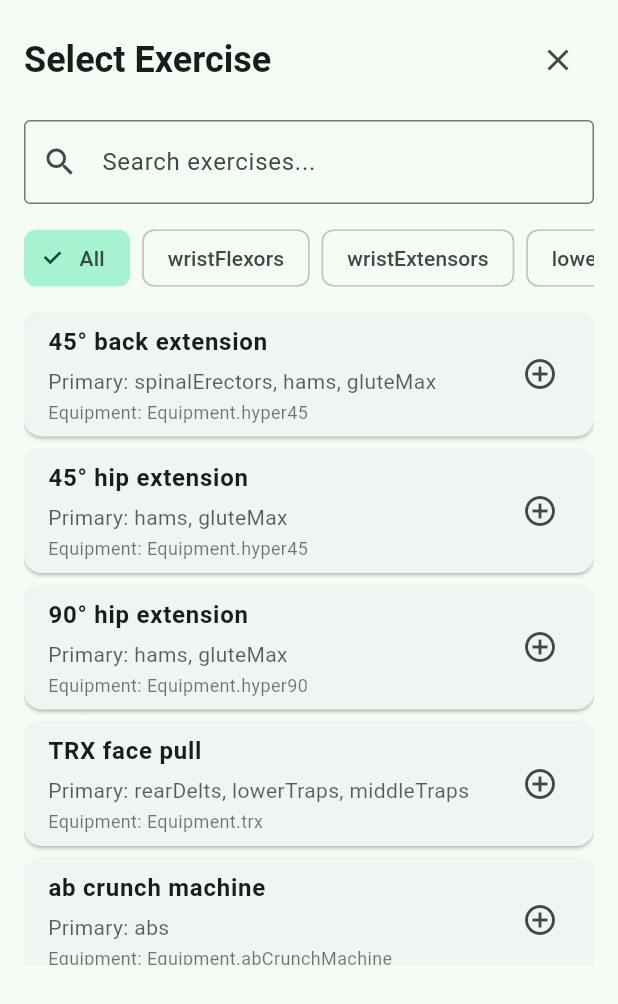
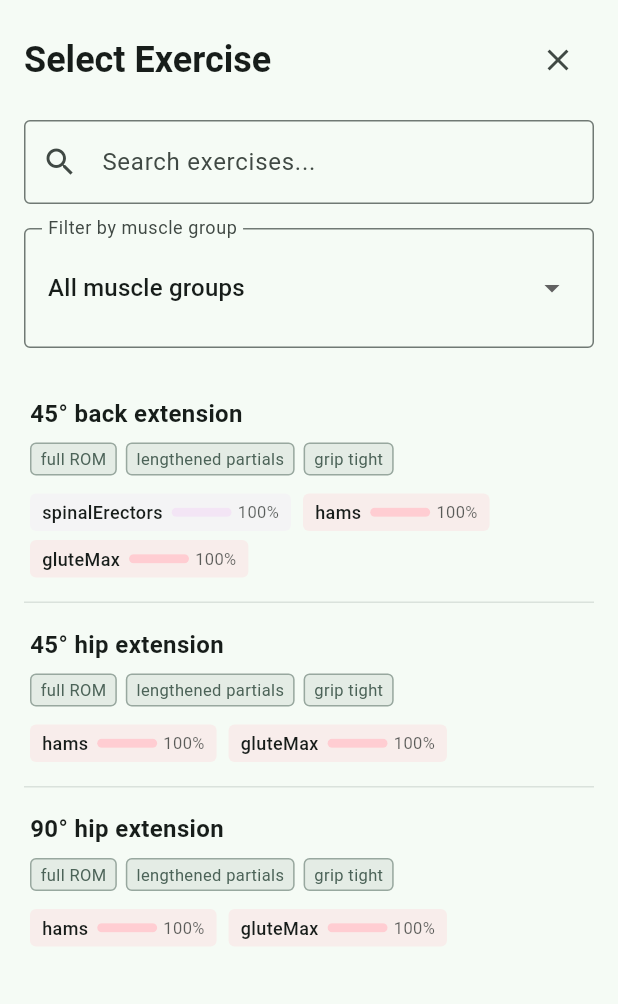
Before and after one commit to Dieterbe/body.build, a Flutter app: the ExercisePickerSheet widget shown alone on an empty page, opened directly with empty values, on a phone screen of 412 x 824 dp. Shown: the top 1004 px of the screen. Run offline on Flutter 3.47's test engine with Material 3 defaults, Android fonts, the phone set to English and light mode, and no system bars; our stand-ins replace drift, drift_flutter, flutter_markdown, flutter_riverpod, flutter_svg, freezed_annotation and 3 more; missing offline and left inert: iconify_flutter, ml_linalg, posthog_flutter; accounts and stored records are empty; generated files the repository leaves out were written again; network calls fail; project files that could hold a hidden picture were left out.

Commit message:
new "log set" exercise picker; program group long and short display name

```diff
--- a/bin/analyze_recruitment.dart
+++ b/bin/analyze_recruitment.dart
@@ -19,7 +19,7 @@ void main() {
         // If recruitment has volume > 0 and merged non-zero values
         if (result.volume > 0 && result.multiplied) {
           print('Exercise: ${exercise.id}');
-          print('Program Group: ${group.displayName}');
+          print('Program Group: ${group.displayNameShort}');
           print('Modifiers: ${_formatModifierOptions(modifierOptions)}');
           print('Recruitment: ${result.volume}');
           if (result.modality != null) {
--- a/lib/data/programmer/groups.dart
+++ b/lib/data/programmer/groups.dart
@@ -49,49 +49,55 @@ class Assign {
 }
 
 enum ProgramGroup {
-  wristFlexors("Wrist Flexors", [MuscleId.wristFlexors], [], 'forearm'),
-  wristExtensors('Wrist Extensors', [MuscleId.wristExtensors], [], 'forearm'),
+  wristFlexors("Wrist Flexors", "Wrist Flexors", [MuscleId.wristFlexors], [], 'forearm'),
+  wristExtensors('Wrist Extensors', 'Wrist Extensors', [MuscleId.wristExtensors], [], 'forearm'),
   lowerPecs(
     'Lower Pecs',
+    'Lower Pectoral',
     [MuscleId.pectoralisMajorSternalHead],
     ['transverse adduction OR flexion', 'shoulder extension'],
     'pecs',
   ),
   upperPecs(
     'Upper Pecs',
+    'Upper Pectoral',
     [MuscleId.pectoralisMajorClavicularHead],
     ['transverse adduction OR flexion', 'shoulder flexion'],
     'pecs',
   ),
   /*
       ### Delts
-* front head: rarely ever needs isolation work, as it is stimulated by all horizontal and vertical presses, so it’s more likely to be overworked than understimulated.
+* front head: rarely ever needs isolation work, as it is stimulated by all horizontal and vertical presses, so it's more likely to be overworked than understimulated.
 * lateral head: needs a lateral raise or overhead press variant to emphasize shoulder abduction rather than flexion. wide grip, even better arguably, dumbbells activate the lateral delts more effectively than a barbell for most people (in menno's experience, i believe). Standing also activates the sides of the shoulders better than sitting, as with sitting you often end up with a high-incline press. Plus, the bench restricts your natural scapular movement.
-* posterior head is effectively trained with most pulling movements, but many of these don’t achieve full ROM, so an added reverse fly or high row variant is advisable
+* posterior head is effectively trained with most pulling movements, but many of these don't achieve full ROM, so an added reverse fly or high row variant is advisable
 */
-  frontDelts('Front Delts', [MuscleId.deltoidsAnteriorHead], [], 'delts'),
-  sideDelts('Side Delts', [MuscleId.deltoidsLateralHead], [], 'delts'),
-  rearDelts('Rear Delts', [MuscleId.deltoidsPosteriorHead], [], 'delts'),
+  frontDelts('Front Delts', 'Front Deltoids', [MuscleId.deltoidsAnteriorHead], [], 'delts'),
+  sideDelts('Side Delts', 'Side Deltoids', [MuscleId.deltoidsLateralHead], [], 'delts'),
+  rearDelts('Rear Delts', 'Rear Deltoids', [MuscleId.deltoidsPosteriorHead], [], 'delts'),
   lowerTraps(
     'Lower Traps',
+    'Lower Trapezius',
     [MuscleId.lowerTraps],
     ['middle and lower heads often get worked well with vertical pulls already'],
     'traps',
   ),
   middleTraps(
     'Middle Traps',
+    'Middle Trapezius',
     [MuscleId.middleTraps],
     ['middle and lower heads often get worked well with vertical pulls already'],
     'traps',
   ),
   upperTraps(
     'Upper Traps',
+    'Upper Trapezius',
     [MuscleId.upperTrapsLowerFibers, MuscleId.upperTrapsUpperFibers],
     ['deadlift, overhead press', 'for max growth, add a wide or overhead shrug'],
     'traps',
   ),
   lats(
     'Lats',
+    'Latissimus Dorsi',
     [MuscleId.latissimusDorsi],
     [
       'for non-novice trainees, >=2 different angle pulling exercises: shoulder extension & shoulder adduction',
@@ -99,6 +105,7 @@ enum ProgramGroup {
     'lats',
   ),
   biceps(
+    'Biceps',
     'Biceps',
     [
       MuscleId.bicepsBrachiiShortHead,
@@ -111,12 +118,20 @@ enum ProgramGroup {
   ), // as long as you do elbow flexion anyway, i think we can include all these
   tricepsMedLatH(
     'Triceps Med/Lat H.',
+    'Triceps Medial/Lateral Head',
     [MuscleId.tricepsBrachiiMedialHead, MuscleId.tricepsBrachiiLateralHead],
     ['presses'],
     'tris',
   ),
-  tricepsLongHead('Triceps Long H.', [MuscleId.tricepsBrachiiLongHead], ['any isolation'], 'tris'),
+  tricepsLongHead(
+    'Triceps Long H.',
+    'Triceps Long Head',
+    [MuscleId.tricepsBrachiiLongHead],
+    ['any isolation'],
+    'tris',
+  ),
   abs(
+    'Abs',
     'Abs',
     [MuscleId.rectusAbdominis, MuscleId.externalObliques],
     ['depends on goals (e.g. typically not for physique athletes)'],
@@ -124,6 +139,7 @@ enum ProgramGroup {
   ),
 
   spinalErectors(
+    'Spinal Erectors',
     'Spinal Erectors',
     [MuscleId.spinalis, MuscleId.longissimus, MuscleId.iliocostalis],
     [
@@ -134,38 +150,53 @@ enum ProgramGroup {
   ),
   quadsVasti(
     'Quads Vasti',
+    'Quads Vasti',
     [MuscleId.vastusIntermedius, MuscleId.vastusLateralis, MuscleId.vastusMedialis],
     ['squat', 'leg extension isolation: for full load across whole ROM'],
     'quads',
   ),
-  quadsRF('Quads RF', [MuscleId.rectusFemoris], ['leg extension isolation'], 'quads'),
+  quadsRF(
+    'Quads RF',
+    'Quads Rectus Femoris',
+    [MuscleId.rectusFemoris],
+    ['leg extension isolation'],
+    'quads',
+  ),
 
   hams(
     'Ham Long H. & semis',
+    'Hamstring Long Head & semi heads',
     [MuscleId.bicepsFemorisLongHead, MuscleId.semimembranosus, MuscleId.semitendinosus],
     ['knee flexion', 'hip extension'],
     'hams',
   ),
-  hamsShortHead('Ham Short H.', [MuscleId.bicepsFemorisShortHead], ['knee flexion'], 'hams'),
+  hamsShortHead(
+    'Ham Short H.',
+    'Hamstring Short Head',
+    [MuscleId.bicepsFemorisShortHead],
+    ['knee flexion'],
+    'hams',
+  ),
   /*
       ### Gluteus maximus (and medius)
 needs a bent-knee and a straight-leg hip extension exercise such as hip
 thrusts and Romanian deadlifts. // Dieter note: BSQ is probably a good bent knee hip extension too!
 glute med -> anti-adduction force during squats, especially unilateral squats, may suffice. otherwise hip abduction
 */
-  gluteMax('Glute Max', [MuscleId.gluteMaximus], [], 'glutes'),
-  gluteMed('Glute Med', [MuscleId.gluteMedius], [], 'glutes'),
+  gluteMax('Glute Max', 'Glute Maximus', [MuscleId.gluteMaximus], [], 'glutes'),
+  gluteMed('Glute Med', 'Glute Medius', [MuscleId.gluteMedius], [], 'glutes'),
   /*
   ### Calves
 Menno says you need at least one straight-leg plantarflexion (calf raise) exercise in addition to one
 bent-knee plantarflexion (seated calf raise) exercise for the soleus.
-However, according to https://www.frontiersin.org/journals/physiology/articles/10.3389/fphys.2023.1272106/full a standing calf raise gives nearly the same stimulus to the soleus as the seated one does, while also stimulating the gastrocs well. While the study is only on untrained people, I (Dieter) find it a compelling argument to not program seated calf raises, in addition to standing ones, especially for a muscle that’s hidden under the gastroc. Dr. Mike also made a youtube video about this saying basically the same.
+However, according to https://www.frontiersin.org/journals/physiology/articles/10.3389/fphys.2023.1272106/full a standing calf raise gives nearly the same stimulus to the soleus as the seated one does, while also stimulating the gastrocs well. While the study is only on untrained people, I (Dieter) find it a compelling argument to not program seated calf raises, in addition to standing ones, especially for a muscle that's hidden under the gastroc. Dr. Mike also made a youtube video about this saying basically the same.
 */
-  gastroc('Gastroc', [MuscleId.gastrocnemius], [], 'calves'),
-  soleus('Soleus', [MuscleId.soleus], [], 'calves');
+  gastroc('Gastroc', 'Gastrocnemius', [MuscleId.gastrocnemius], [], 'calves'),
+  soleus('Soleus', 'Soleus', [MuscleId.soleus], [], 'calves');
 
   final List<MuscleId> muscles;
-  final String displayName;
+  final String displayNameShort;
+  final String displayNameLong;
   // recommended modalities:
   // work in progress feature. idea is to show to which extent a program covers all modalities well
   // however, not sure if this is the right approach, instead of hardcoding this information,
@@ -177,5 +208,11 @@ However, according to https://www.frontiersin.org/journals/physiology/articles/1
   // if 'forearm' appears, and also other muscle groups, you can just ignore the forearm, because it's usually just a small isometric load that nobody really counts as part of a larger compound
   //TODO: actually look at the volume assignment and see if it's isometric
   final String isolationKey;
-  const ProgramGroup(this.displayName, this.muscles, this.recModalities, this.isolationKey);
+  const ProgramGroup(
+    this.displayNameShort,
+    this.displayNameLong,
+    this.muscles,
+    this.recModalities,
+    this.isolationKey,
+  );
 }
--- a/lib/ui/exercises/widget/exercise_requitment_bar.dart
+++ b/lib/ui/exercises/widget/exercise_requitment_bar.dart
@@ -37,7 +37,7 @@ class MuscleRecruitmentBar extends StatelessWidget {
                 borderRadius: BorderRadius.circular(1),
               ),
               child: Tooltip(
-                message: '${group.displayName}: ${(volume * 100).toStringAsFixed(0)}%',
+                message: '${group.displayNameShort}: ${(volume * 100).toStringAsFixed(0)}%',
                 child: Container(),
               ),
             ),
--- a/lib/ui/exercises/widget/filter_mobile.dart
+++ b/lib/ui/exercises/widget/filter_mobile.dart
@@ -59,7 +59,7 @@ class FilterMobile extends ConsumerWidget {
                         const SizedBox(width: 4),
                         Expanded(
                           child: Text(
-                            filterState.selectedMuscleGroup?.displayName ?? 'All muscles',
+                            filterState.selectedMuscleGroup?.displayNameShort ?? 'All muscles',
                             style: const TextStyle(fontSize: 12),
                             overflow: TextOverflow.ellipsis,
                           ),
@@ -131,7 +131,7 @@ class FilterMobile extends ConsumerWidget {
                 filterNotifier.setMuscleGroup(group);
                 Navigator.pop(context);
               },
-              child: Text(group.displayName),
+              child: Text(group.displayNameLong),
             ),
           ),
         ],
--- a/lib/ui/exercises/widget/filter_panel.dart
+++ b/lib/ui/exercises/widget/filter_panel.dart
@@ -66,7 +66,7 @@ class FilterPanel extends ConsumerWidget {
                   child: Text('All muscle groups'),
                 ),
                 ...ProgramGroup.values.map(
-                  (group) => DropdownMenuItem(value: group, child: Text(group.displayName)),
+                  (group) => DropdownMenuItem(value: group, child: Text(group.displayNameShort)),
                 ),
               ],
               onChanged: filterNotifier.setMuscleGroup,
--- a/lib/ui/programmer/page/programmer_setup_params.dart
+++ b/lib/ui/programmer/page/programmer_setup_params.dart
@@ -126,7 +126,7 @@ class ProgrammerSetupParams extends ConsumerWidget {
                                 .map(
                                   (group) => DropdownMenuItem(
                                     value: group,
-                                    child: Text(group.displayName, style: ts100(context)),
+                                    child: Text(group.displayNameShort, style: ts100(context)),
                                   ),
                                 )
                                 .toList(),
@@ -149,7 +149,7 @@ class ProgrammerSetupParams extends ConsumerWidget {
                               children: [
                                 Expanded(
                                   child: KVRow(
-                                    titleTextMedium(override.group.displayName, context),
+                                    titleTextMedium(override.group.displayNameShort, context),
                                     v: TextFormField(
                                       initialValue: override.sets.toString(),
                                       keyboardType: TextInputType.number,
--- a/lib/ui/programmer/widget/builder_workout_sets_header.dart
+++ b/lib/ui/programmer/widget/builder_workout_sets_header.dart
@@ -180,12 +180,12 @@ class BuilderWorkoutSetsHeader extends StatelessWidget {
       crossAxisAlignment: CrossAxisAlignment.start,
       children: [
         Text(
-          'Add set for: ${g.displayName}',
+          'Add set for: ${g.displayNameShort}',
           style: Theme.of(context).textTheme.titleLarge?.copyWith(fontWeight: FontWeight.w600),
         ),
         const SizedBox(height: 8),
         Text(
-          'Exercises matching your equipment filter are shown in order of recruitment of the ${g.displayName}.',
+          'Exercises matching your equipment filter are shown in order of recruitment of the ${g.displayNameShort}.',
           style: Theme.of(context).textTheme.bodyMedium?.copyWith(
             color: Theme.of(context).colorScheme.onSurface.withValues(alpha: 0.7),
           ),
--- a/lib/ui/programmer/widget/exercise_recruitment_visualization.dart
+++ b/lib/ui/programmer/widget/exercise_recruitment_visualization.dart
@@ -138,7 +138,7 @@ class ExerciseRecruitmentVisualization extends StatelessWidget {
                     ),
                     const SizedBox(width: 6),
                     Text(
-                      group.displayName,
+                      group.displayNameShort,
                       style: TextStyle(
                         fontSize: 12,
                         fontWeight: FontWeight.w500,
--- a/lib/ui/programmer/widget/headers.dart
+++ b/lib/ui/programmer/widget/headers.dart
@@ -45,7 +45,7 @@ Widget headers() {
                     color: bgColorForProgramGroup(e),
                     child: Padding(
                       padding: const EdgeInsets.all(2),
-                      child: Stack(children: [HeaderLabel(e.displayName), dummy]),
+                      child: Stack(children: [HeaderLabel(e.displayNameShort), dummy]),
                     ),
                   ),
                 ),
--- a/lib/ui/programmer/widget/program_breakdown.dart
+++ b/lib/ui/programmer/widget/program_breakdown.dart
@@ -69,7 +69,7 @@ class ProgramBreakdown extends StatelessWidget {
                   crossAxisAlignment: CrossAxisAlignment.start,
                   children: [
                     Text(
-                      group.displayName,
+                      group.displayNameShort,
                       style: TextStyle(
                         color: Theme.of(context).colorScheme.primary,
                         fontWeight: FontWeight.w500,
@@ -90,7 +90,7 @@ class ProgramBreakdown extends StatelessWidget {
                 crossAxisAlignment: CrossAxisAlignment.start,
                 children: [
                   Text(
-                    group.displayName,
+                    group.displayNameShort,
                     style: TextStyle(
                       color: Theme.of(context).colorScheme.primary,
                       fontWeight: FontWeight.w500,
--- a/lib/ui/workouts/widget/exercise_picker_sheet.dart
+++ b/lib/ui/workouts/widget/exercise_picker_sheet.dart
@@ -4,6 +4,8 @@ import 'package:bodybuild/data/programmer/exercises.dart';
 import 'package:bodybuild/data/programmer/groups.dart';
 import 'package:bodybuild/data/programmer/setup.dart';
 import 'package:bodybuild/model/programmer/settings.dart';
+import 'package:bodybuild/ui/programmer/widget/rating_icon.dart';
+import 'package:bodybuild/ui/programmer/util_groups.dart';
 
 class ExercisePickerSheet extends ConsumerStatefulWidget {
   final Function(String exerciseId) onExerciseSelected;
@@ -84,27 +86,31 @@ class _ExercisePickerSheetState extends ConsumerState<ExercisePickerSheet> {
           ),
           const SizedBox(height: 16),
 
-          // Muscle group filter
-          SizedBox(
-            height: 40,
-            child: ListView(
-              scrollDirection: Axis.horizontal,
-              children: [
-                _buildFilterChip('All', _selectedMuscleGroup == null),
-                const SizedBox(width: 8),
-                ...ProgramGroup.values.map(
-                  (group) => Padding(
-                    padding: const EdgeInsets.only(right: 8),
-                    child: _buildFilterChip(
-                      group.name,
-                      _selectedMuscleGroup == group,
-                      onTap: () => setState(() {
-                        _selectedMuscleGroup = _selectedMuscleGroup == group ? null : group;
+          // Muscle group filter (single-select dropdown)
+          InputDecorator(
+            decoration: const InputDecoration(
+              labelText: 'Filter by muscle group',
+              border: OutlineInputBorder(),
+            ),
+            child: DropdownButtonHideUnderline(
+              child: DropdownButton<ProgramGroup>(
+                value: _selectedMuscleGroup,
+                isExpanded: true,
+                items: [
+                  const DropdownMenuItem<ProgramGroup>(
+                    value: null,
+                    child: Text('All muscle groups'),
+                  ),
+                  ...ProgramGroup.values.map((group) {
+                    return DropdownMenuItem(value: group, child: Text(group.displayNameShort));
                   }),
+                ],
+                onChanged: (group) {
+                  setState(() {
+                    _selectedMuscleGroup = group;
+                  });
+                },
               ),
-                  ),
-                ),
-              ],
             ),
           ),
           const SizedBox(height: 16),
@@ -123,20 +129,6 @@ class _ExercisePickerSheetState extends ConsumerState<ExercisePickerSheet> {
           ),
         ],
       ),
-    );
-  }
-
-  Widget _buildFilterChip(String label, bool isSelected, {VoidCallback? onTap}) {
-    return FilterChip(
-      label: Text(label),
-      selected: isSelected,
-      onSelected: onTap != null
-          ? (_) => onTap()
-          : (_) => setState(() {
-              _selectedMuscleGroup = null;
-            }),
-      selectedColor: Theme.of(context).colorScheme.primaryContainer,
-      checkmarkColor: Theme.of(context).colorScheme.onPrimaryContainer,
     );
   }
 
@@ -165,42 +157,158 @@ class _ExercisePickerSheetState extends ConsumerState<ExercisePickerSheet> {
   }
 
   Widget _buildExerciseItem(Ex exercise, Settings setup) {
-    final primaryMuscles = ProgramGroup.values
-        .where((group) => exercise.recruitmentFiltered(group, {}, 0.7).volume > 0)
-        .take(3)
-        .map((group) => group.name)
-        .join(', ');
+    // Get all muscles with recruitment > 0.5
+    final recruitedMuscles = ProgramGroup.values
+        .where((group) => exercise.recruitmentFiltered(group, {}, 0.5).volume > 0.5)
+        .toList();
 
-    return Card(
-      margin: const EdgeInsets.only(bottom: 8),
-      child: ListTile(
-        title: Text(exercise.id, style: const TextStyle(fontWeight: FontWeight.w600)),
-        subtitle: Column(
+    // Get ratings for this exercise
+    final ratings = exercise.ratings;
+
+    return InkWell(
+      onTap: () => widget.onExerciseSelected(exercise.id),
+      child: Container(
+        padding: const EdgeInsets.symmetric(vertical: 16, horizontal: 4),
+        decoration: BoxDecoration(
+          border: Border(
+            bottom: BorderSide(
+              color: Theme.of(context).colorScheme.outlineVariant.withValues(alpha: 0.5),
+              width: 1,
+            ),
+          ),
+        ),
+        child: Column(
           crossAxisAlignment: CrossAxisAlignment.start,
           children: [
-            if (primaryMuscles.isNotEmpty) ...[
+            // Exercise name with ratings
+            Row(
+              children: [
+                Expanded(
+                  child: Text(
+                    exercise.id,
+                    style: const TextStyle(fontWeight: FontWeight.w600, fontSize: 16),
+                  ),
+                ),
+                if (ratings.isNotEmpty) RatingIcon(ratings: ratings, size: 20),
+              ],
+            ),
+            const SizedBox(height: 8),
+
+            // Modifiers
+            if (exercise.modifiers.isNotEmpty) ...[
+              Wrap(
+                spacing: 6,
+                runSpacing: 4,
+                children: exercise.modifiers.map((modifier) {
+                  return Container(
+                    padding: const EdgeInsets.symmetric(horizontal: 6, vertical: 2),
+                    decoration: BoxDecoration(
+                      color: Theme.of(context).colorScheme.primary.withValues(alpha: 0.1),
+                      borderRadius: BorderRadius.circular(4),
+                      border: Border.all(
+                        color: Theme.of(context).colorScheme.primary.withValues(alpha: 0.5),
+                        width: 1,
+                      ),
+                    ),
+                    child: Text(
+                      modifier.name,
+                      style: TextStyle(fontSize: 11, color: Theme.of(context).colorScheme.primary),
+                    ),
+                  );
+                }).toList(),
+              ),
+              const SizedBox(height: 8),
+            ],
+
+            // Cues
+            if (exercise.cues.isNotEmpty) ...[
+              Wrap(
+                spacing: 6,
+                runSpacing: 4,
+                children: exercise.cues.entries.map((cue) {
+                  return Container(
+                    padding: const EdgeInsets.symmetric(horizontal: 6, vertical: 2),
+                    decoration: BoxDecoration(
+                      color: Theme.of(context).colorScheme.secondary.withValues(alpha: 0.1),
+                      borderRadius: BorderRadius.circular(4),
+                      border: Border.all(
+                        color: Theme.of(context).colorScheme.secondary.withValues(alpha: 0.5),
+                        width: 1,
+                      ),
+                    ),
+                    child: Text(
+                      cue.key,
+                      style: TextStyle(
+                        fontSize: 11,
+                        color: Theme.of(context).colorScheme.secondary,
+                      ),
+                    ),
+                  );
+                }).toList(),
+              ),
+              const SizedBox(height: 8),
+            ],
+
+            // Muscle recruitment visualization
+            if (recruitedMuscles.isNotEmpty) ...[
               const SizedBox(height: 4),
+              Wrap(
+                spacing: 8,
+                runSpacing: 6,
+                children: recruitedMuscles.map((group) {
+                  final recruitment = exercise.recruitmentFiltered(group, {}, 0.5).volume;
+                  return Container(
+                    padding: const EdgeInsets.symmetric(horizontal: 8, vertical: 4),
+                    decoration: BoxDecoration(
+                      color: bgColorForProgramGroup(group).withValues(alpha: 0.3),
+                      borderRadius: BorderRadius.circular(4),
+                    ),
+                    child: Row(
+                      mainAxisSize: MainAxisSize.min,
+                      children: [
                         Text(
-                'Primary: $primaryMuscles',
+                          group.name,
                           style: TextStyle(
+                            fontSize: 12,
+                            fontWeight: FontWeight.w500,
+                            color: Theme.of(context).colorScheme.onSurface,
+                          ),
+                        ),
+                        const SizedBox(width: 6),
+                        Container(
+                          width: 40,
+                          height: 6,
+                          decoration: BoxDecoration(
+                            color: Theme.of(context).colorScheme.surface,
+                            borderRadius: BorderRadius.circular(3),
+                          ),
+                          child: FractionallySizedBox(
+                            alignment: Alignment.centerLeft,
+                            widthFactor: recruitment,
+                            child: Container(
+                              decoration: BoxDecoration(
+                                color: bgColorForProgramGroup(group),
+                                borderRadius: BorderRadius.circular(3),
+                              ),
+                            ),
+                          ),
+                        ),
+                        const SizedBox(width: 4),
+                        Text(
+                          '${(recruitment * 100).toStringAsFixed(0)}%',
+                          style: TextStyle(
+                            fontSize: 11,
                             color: Theme.of(context).colorScheme.onSurface.withValues(alpha: 0.7),
                           ),
                         ),
                       ],
-            if (exercise.equipment.isNotEmpty) ...[
-              const SizedBox(height: 2),
-              Text(
-                'Equipment: ${exercise.equipment.map((e) => e.toString()).join(', ')}',
-                style: TextStyle(
-                  color: Theme.of(context).colorScheme.onSurface.withValues(alpha: 0.6),
-                  fontSize: 12,
                     ),
+                  );
+                }).toList(),
               ),
             ],
           ],
         ),
-        trailing: const Icon(Icons.add_circle_outline),
-        onTap: () => widget.onExerciseSelected(exercise.id),
       ),
     );
   }
@@ -219,7 +327,7 @@ class _ExercisePickerSheetState extends ConsumerState<ExercisePickerSheet> {
     if (_selectedMuscleGroup != null) {
       filtered = filtered
           .where(
-            (exercise) => exercise.recruitmentFiltered(_selectedMuscleGroup!, {}, 0.5).volume > 0,
+            (exercise) => exercise.recruitmentFiltered(_selectedMuscleGroup!, {}, 0.5).volume > 0.5,
           )
           .toList();
     }
```
Also changed, not shown: 1 other file. Lines whose indentation alone changed are shown as unchanged.
